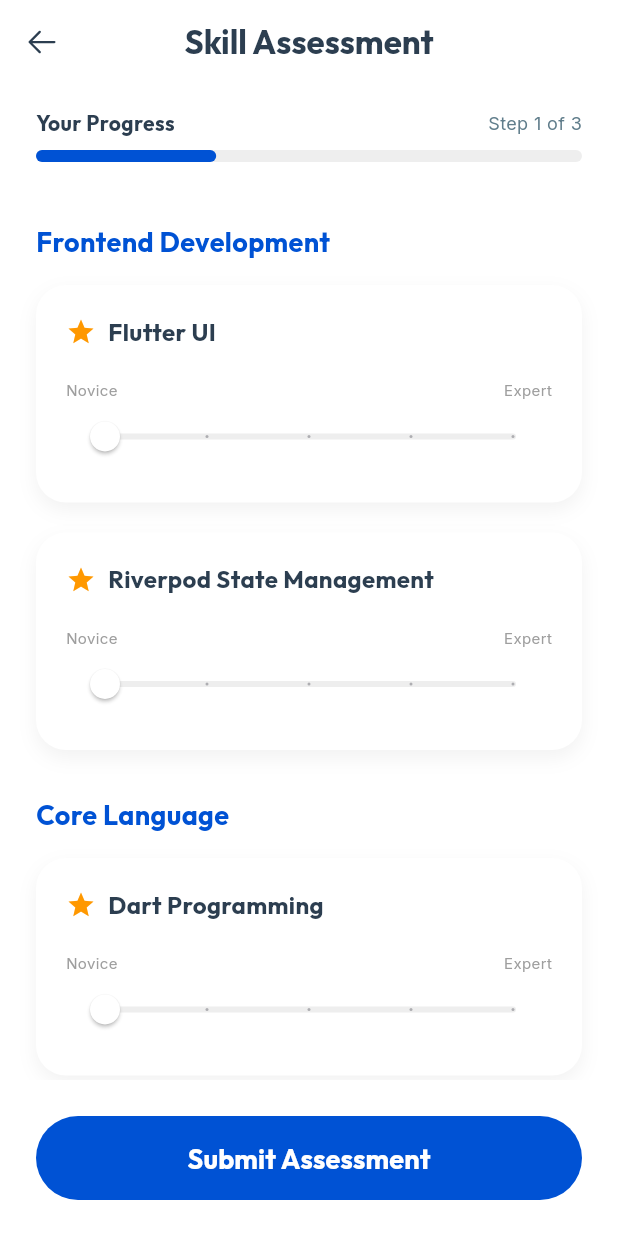
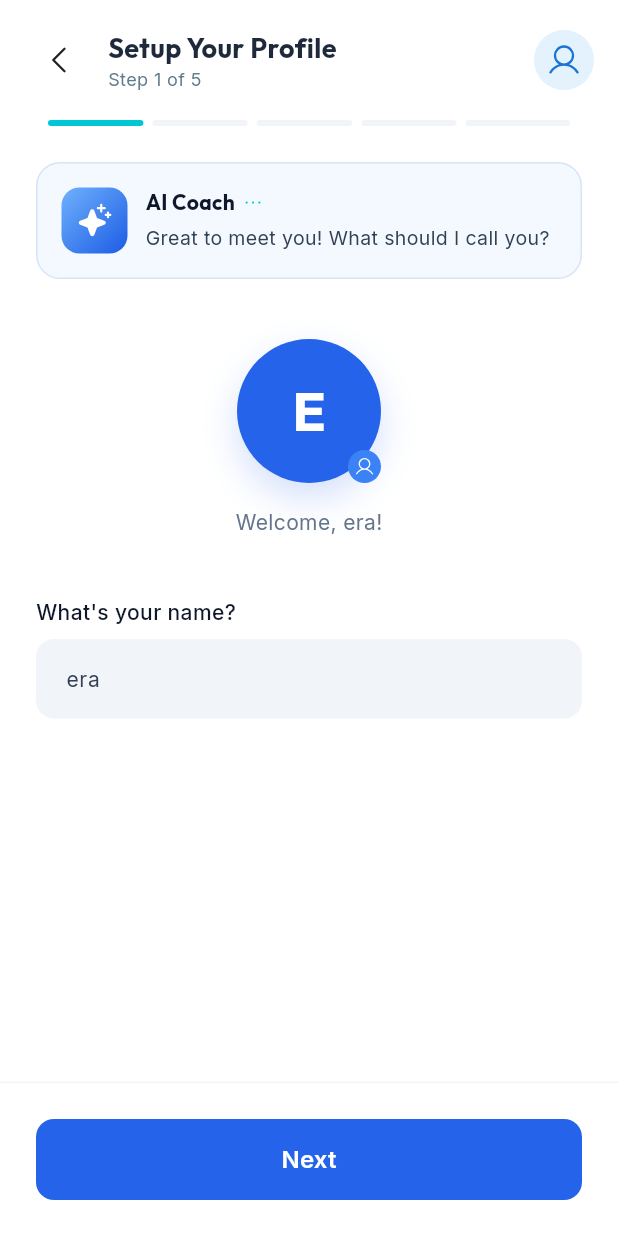
Before and after one commit to SkillCoachR-MAD-Group50/SkillCoachR-Frontend, a Flutter app: the screen it shows after launch, after a tap on "Get Started", on a phone screen of 412 x 824 dp. Run offline on Flutter 3.47's test engine with Material 3 defaults, Android fonts, the phone set to English and light mode, and no system bars; our stand-ins replace flutter_riverpod, go_router, google_fonts, phosphor_flutter, riverpod_annotation; generated files the repository leaves out were written again.

Commit message:
Implement profile setup screen

```diff
--- a/lib/core/routing/app_router.dart
+++ b/lib/core/routing/app_router.dart
@@ -2,6 +2,7 @@ import 'package:go_router/go_router.dart';
 import 'package:riverpod_annotation/riverpod_annotation.dart';
 import '../../features/home/presentation/screens/home_screen.dart';
 import '../../features/assessment/presentation/screens/assessment_screen.dart';
+import '../../features/profile_setup/presentation/screens/profile_setup_screen.dart';
 
 part 'app_router.g.dart';
 
@@ -21,6 +22,11 @@ GoRouter appRouter(Ref ref) {
         name: 'assessment',
         builder: (context, state) => const AssessmentScreen(),
       ),
+      GoRoute(
+        path: '/profile-setup',
+        name: 'profile_setup',
+        builder: (context, state) => const ProfileSetupScreen(),
+      ),
     ],
   );
 }
--- a/lib/features/home/presentation/screens/home_screen.dart
+++ b/lib/features/home/presentation/screens/home_screen.dart
@@ -307,7 +307,7 @@ class _BottomFooter extends StatelessWidget {
             height: 56,
             child: ElevatedButton(
               onPressed: () {
-                context.push('/assessment');
+                context.push('/profile-setup');
               },
               style: ElevatedButton.styleFrom(
                 backgroundColor: Colors.white,
--- /dev/null
+++ b/lib/features/profile_setup/presentation/screens/profile_setup_screen.dart
@@ -0,0 +1,297 @@
+import 'package:flutter/material.dart';
+import 'package:google_fonts/google_fonts.dart';
+import 'package:phosphor_flutter/phosphor_flutter.dart';
+import 'package:go_router/go_router.dart';
+
+class ProfileSetupScreen extends StatefulWidget {
+  const ProfileSetupScreen({super.key});
+
+  @override
+  State<ProfileSetupScreen> createState() => _ProfileSetupScreenState();
+}
+
+class _ProfileSetupScreenState extends State<ProfileSetupScreen> {
+  final TextEditingController _nameController = TextEditingController(text: "era");
+
+  @override
+  void dispose() {
+    _nameController.dispose();
+    super.dispose();
+  }
+
+  @override
+  Widget build(BuildContext context) {
+    return Scaffold(
+      backgroundColor: Colors.white,
+      appBar: PreferredSize(
+        preferredSize: const Size.fromHeight(80),
+        child: SafeArea(
+          child: Padding(
+            padding: const EdgeInsets.symmetric(horizontal: 16.0, vertical: 8.0),
+            child: Row(
+              mainAxisAlignment: MainAxisAlignment.spaceBetween,
+              children: [
+                Row(
+                  children: [
+                    IconButton(
+                      icon: Icon(PhosphorIcons.caretLeft(), color: Colors.black87),
+                      onPressed: () => context.pop(),
+                    ),
+                    const SizedBox(width: 8),
+                    Column(
+                      crossAxisAlignment: CrossAxisAlignment.start,
+                      mainAxisAlignment: MainAxisAlignment.center,
+                      children: [
+                        Text(
+                          'Setup Your Profile',
+                          style: GoogleFonts.outfit(
+                            fontSize: 18,
+                            fontWeight: FontWeight.bold,
+                            color: const Color(0xFF1E293B),
+                          ),
+                        ),
+                        Text(
+                          'Step 1 of 5',
+                          style: GoogleFonts.inter(
+                            fontSize: 12,
+                            color: Colors.blueGrey,
+                          ),
+                        ),
+                      ],
+                    ),
+                  ],
+                ),
+                Container(
+                  padding: const EdgeInsets.all(8),
+                  decoration: const BoxDecoration(
+                    color: Color(0xFFE3F2FD),
+                    shape: BoxShape.circle,
+                  ),
+                  child: Icon(
+                    PhosphorIcons.user(),
+                    color: const Color(0xFF1976D2),
+                    size: 24,
+                  ),
+                ),
+              ],
+            ),
+          ),
+        ),
+      ),
+      body: Column(
+        crossAxisAlignment: CrossAxisAlignment.stretch,
+        children: [
+          // Segmented Progress Bar
+          Padding(
+            padding: const EdgeInsets.symmetric(horizontal: 32.0),
+            child: Row(
+              children: List.generate(5, (index) {
+                return Expanded(
+                  child: Container(
+                    height: 4,
+                    margin: EdgeInsets.only(right: index < 4 ? 6.0 : 0),
+                    decoration: BoxDecoration(
+                      color: index == 0 ? const Color(0xFF00C7D4) : const Color(0xFFF1F5F9), // Teal for active, light grey for inactive
+                      borderRadius: BorderRadius.circular(2),
+                    ),
+                  ),
+                );
+              }),
+            ),
+          ),
+          const SizedBox(height: 24),
+
+          Expanded(
+            child: SingleChildScrollView(
+              padding: const EdgeInsets.symmetric(horizontal: 24.0),
+              child: Column(
+                crossAxisAlignment: CrossAxisAlignment.center,
+                children: [
+                  // AI Coach Banner
+                  Container(
+                    padding: const EdgeInsets.all(16),
+                    decoration: BoxDecoration(
+                      color: const Color(0xFFF4F9FF),
+                      border: Border.all(color: const Color(0xFFD6E4F8)),
+                      borderRadius: BorderRadius.circular(16),
+                    ),
+                    child: Row(
+                      crossAxisAlignment: CrossAxisAlignment.start,
+                      children: [
+                        Container(
+                          width: 44,
+                          height: 44,
+                          decoration: BoxDecoration(
+                            gradient: const LinearGradient(
+                              colors: [Color(0xFF6FB1FC), Color(0xFF1C5CE5)],
+                              begin: Alignment.topLeft,
+                              end: Alignment.bottomRight,
+                            ),
+                            borderRadius: BorderRadius.circular(12),
+                          ),
+                          child: Icon(PhosphorIcons.sparkle(PhosphorIconsStyle.fill), color: Colors.white, size: 24),
+                        ),
+                        const SizedBox(width: 12),
+                        Expanded(
+                          child: Column(
+                            crossAxisAlignment: CrossAxisAlignment.start,
+                            children: [
+                              Row(
+                                children: [
+                                  Text(
+                                    'AI Coach',
+                                    style: GoogleFonts.outfit(
+                                      fontWeight: FontWeight.w700,
+                                      fontSize: 14,
+                                      color: const Color(0xFF0F172A),
+                                    ),
+                                  ),
+                                  const SizedBox(width: 4),
+                                  Icon(PhosphorIcons.dotsThree(), color: const Color(0xFF00C7D4), size: 16),
+                                ],
+                              ),
+                              const SizedBox(height: 4),
+                              Text(
+                                "Great to meet you! What should I call you?",
+                                style: GoogleFonts.inter(
+                                  fontSize: 13,
+                                  color: const Color(0xFF334155),
+                                  height: 1.4,
+                                ),
+                              ),
+                            ],
+                          ),
+                        ),
+                      ],
+                    ),
+                  ),
+
+                  const SizedBox(height: 40),
+
+                  // Avatar Section
+                  Stack(
+                    alignment: Alignment.bottomRight,
+                    children: [
+                      Container(
+                        width: 96,
+                        height: 96,
+                        decoration: BoxDecoration(
+                          shape: BoxShape.circle,
+                          color: const Color(0xFF2563EB),
+                          boxShadow: [
+                            BoxShadow(
+                              color: const Color(0xFF2563EB).withValues(alpha: 0.2),
+                              blurRadius: 20,
+                              offset: const Offset(0, 10),
+                            ),
+                          ],
+                        ),
+                        alignment: Alignment.center,
+                        child: Text(
+                          _nameController.text.isNotEmpty ? _nameController.text[0].toUpperCase() : '',
+                          style: GoogleFonts.outfit(
+                            fontSize: 36,
+                            fontWeight: FontWeight.bold,
+                            color: Colors.white,
+                          ),
+                        ),
+                      ),
+                      Container(
+                        padding: const EdgeInsets.all(4),
+                        decoration: const BoxDecoration(
+                          color: Color(0xFF3B82F6),
+                          shape: BoxShape.circle,
+                        ),
+                        child: Icon(PhosphorIcons.user(), color: Colors.white, size: 14),
+                      ),
+                    ],
+                  ),
+
+                  const SizedBox(height: 16),
+                  Text(
+                    'Welcome, ${_nameController.text.isNotEmpty ? _nameController.text : "User"}!',
+                    style: GoogleFonts.inter(
+                      fontSize: 14,
+                      color: const Color(0xFF64748B),
+                    ),
+                  ),
+
+                  const SizedBox(height: 40),
+
+                  // Name Input Section
+                  Align(
+                    alignment: Alignment.centerLeft,
+                    child: Text(
+                      "What's your name?",
+                      style: GoogleFonts.inter(
+                        fontSize: 14,
+                        fontWeight: FontWeight.w500,
+                        color: const Color(0xFF0F172A),
+                      ),
+                    ),
+                  ),
+                  const SizedBox(height: 8),
+                  TextFormField(
+                    controller: _nameController,
+                    onChanged: (val) => setState(() {}),
+                    decoration: InputDecoration(
+                      filled: true,
+                      fillColor: const Color(0xFFF1F5F9), // Light greyish blue
+                      border: OutlineInputBorder(
+                        borderRadius: BorderRadius.circular(12),
+                        borderSide: BorderSide.none,
+                      ),
+                      contentPadding: const EdgeInsets.symmetric(horizontal: 16, vertical: 16),
+                      hintText: 'Enter your name...',
+                      hintStyle: GoogleFonts.inter(
+                        color: const Color(0xFF94A3B8),
+                        fontSize: 14,
+                      ),
+                    ),
+                    style: GoogleFonts.inter(
+                      color: const Color(0xFF334155),
+                      fontSize: 14,
+                    ),
+                  ),
+                ],
+              ),
+            ),
+          ),
+
+          // Bottom Navigation Button
+          Container(
+            padding: const EdgeInsets.all(24.0),
+            decoration: const BoxDecoration(
+              color: Colors.white,
+              border: Border(top: BorderSide(color: Color(0xFFF1F5F9))),
+            ),
+            child: SizedBox(
+              width: double.infinity,
+              height: 54,
+              child: ElevatedButton(
+                onPressed: () {
+                  // Navigate to next step
+                },
+                style: ElevatedButton.styleFrom(
+                  backgroundColor: const Color(0xFF2563EB),
+                  foregroundColor: Colors.white,
+                  shape: RoundedRectangleBorder(
+                    borderRadius: BorderRadius.circular(12),
+                  ),
+                  elevation: 0,
+                ),
+                child: Text(
+                  'Next',
+                  style: GoogleFonts.inter(
+                    fontSize: 16,
+                    fontWeight: FontWeight.w600,
+                  ),
+                ),
+              ),
+            ),
+          ),
+        ],
+      ),
+    );
+  }
+}
```
Also changed, not shown: lib/core/routing/app_router.g.dart.
